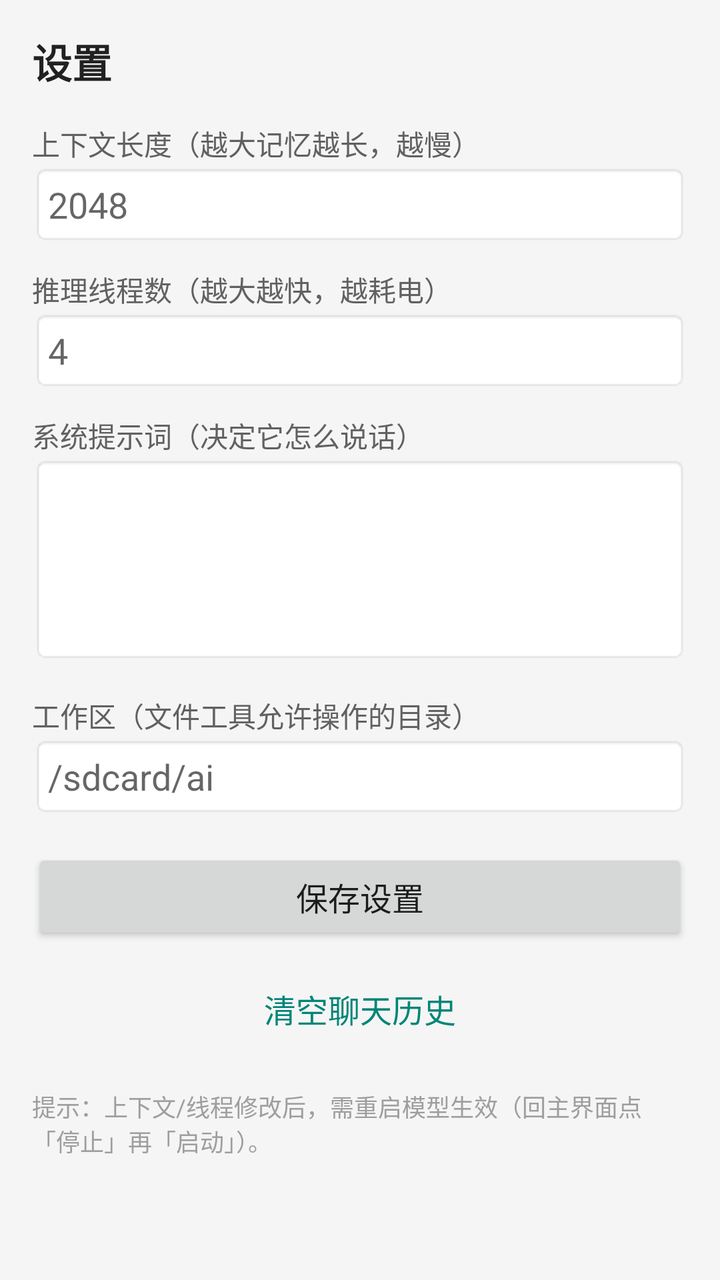
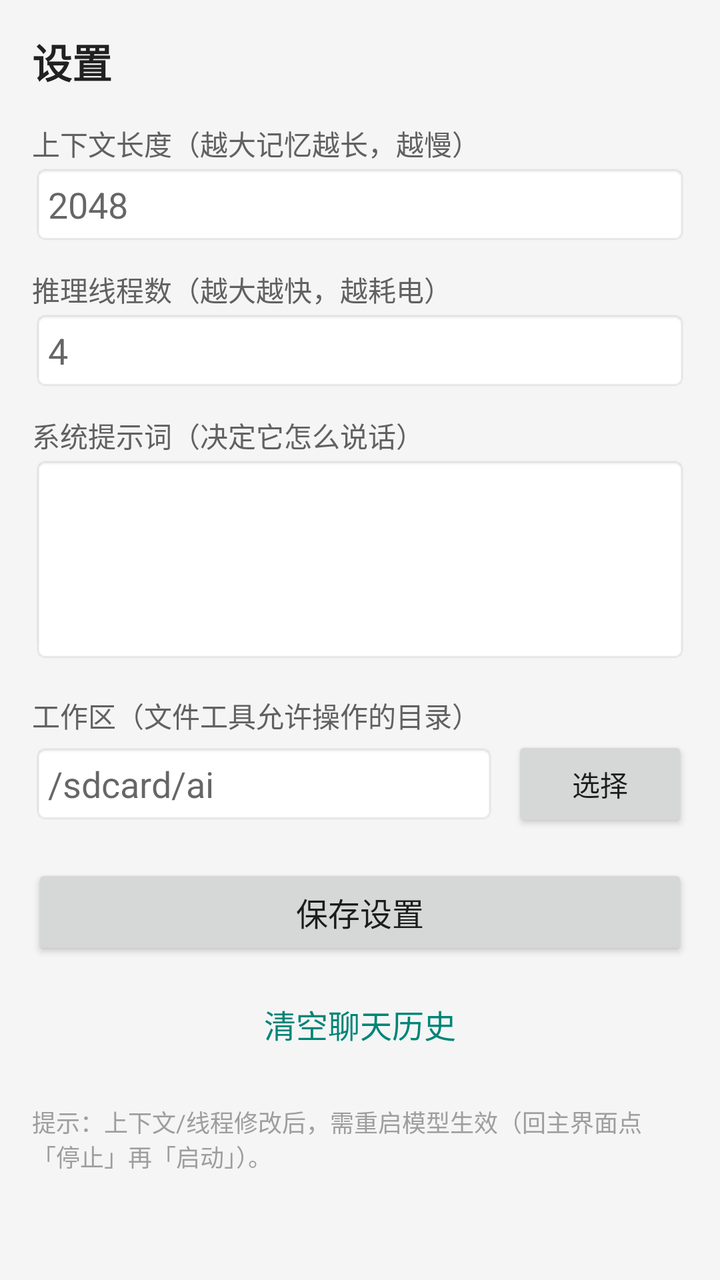

An Android layout rendered at two revisions. The XML below is the earlier revision; the diff shows what the commit changed to produce the second picture.
<!-- AndroidManifest.xml: application theme Theme.AppCompat.Light.NoActionBar -->
<!-- res/layout/activity_settings.xml -->
<?xml version="1.0" encoding="utf-8"?>
<ScrollView xmlns:android="http://schemas.android.com/apk/res/android"
    android:layout_width="match_parent"
    android:layout_height="match_parent"
    android:background="#F5F5F5">

    <LinearLayout
        android:layout_width="match_parent"
        android:layout_height="wrap_content"
        android:orientation="vertical"
        android:padding="16dp">

        <TextView
            android:layout_width="wrap_content"
            android:layout_height="wrap_content"
            android:text="设置"
            android:textSize="20sp"
            android:textStyle="bold"
            android:textColor="#212121"
            android:layout_marginBottom="16dp" />

        
        <TextView
            android:layout_width="wrap_content"
            android:layout_height="wrap_content"
            android:text="上下文长度（越大记忆越长，越慢）"
            android:textSize="14sp"
            android:textColor="#616161" />

        <EditText
            android:id="@+id/etCtx"
            android:layout_width="match_parent"
            android:layout_height="wrap_content"
            android:inputType="number"
            android:hint="2048"
            android:padding="8dp"
            android:layout_marginBottom="12dp"
            android:background="@android:drawable/editbox_background" />

        
        <TextView
            android:layout_width="wrap_content"
            android:layout_height="wrap_content"
            android:text="推理线程数（越大越快，越耗电）"
            android:textSize="14sp"
            android:textColor="#616161" />

        <EditText
            android:id="@+id/etThreads"
            android:layout_width="match_parent"
            android:layout_height="wrap_content"
            android:inputType="number"
            android:hint="4"
            android:padding="8dp"
            android:layout_marginBottom="12dp"
            android:background="@android:drawable/editbox_background" />

        
        <TextView
            android:layout_width="wrap_content"
            android:layout_height="wrap_content"
            android:text="系统提示词（决定它怎么说话）"
            android:textSize="14sp"
            android:textColor="#616161" />

        <EditText
            android:id="@+id/etPrompt"
            android:layout_width="match_parent"
            android:layout_height="wrap_content"
            android:inputType="textMultiLine"
            android:minLines="4"
            android:maxLines="8"
            android:gravity="top"
            android:padding="8dp"
            android:layout_marginBottom="16dp"
            android:background="@android:drawable/editbox_background" />

        
        <TextView
            android:layout_width="wrap_content"
            android:layout_height="wrap_content"
            android:text="工作区（文件工具允许操作的目录）"
            android:textSize="14sp"
            android:textColor="#616161" />

        <EditText
            android:id="@+id/etWorkspace"
            android:layout_width="match_parent"
            android:layout_height="wrap_content"
            android:inputType="text"
            android:hint="/sdcard/ai"
            android:padding="8dp"
            android:layout_marginBottom="16dp"
            android:background="@android:drawable/editbox_background" />

        
        <Button
            android:id="@+id/btnSave"
            android:layout_width="match_parent"
            android:layout_height="wrap_content"
            android:text="保存设置"
            android:textSize="16sp"
            android:layout_marginBottom="8dp" />

        
        <Button
            android:id="@+id/btnClearHistory"
            android:layout_width="match_parent"
            android:layout_height="wrap_content"
            android:text="清空聊天历史"
            android:textSize="16sp"
            style="?android:attr/buttonBarButtonStyle" />

        <TextView
            android:id="@+id/tvHint"
            android:layout_width="match_parent"
            android:layout_height="wrap_content"
            android:text="提示：上下文/线程修改后，需重启模型生效（回主界面点「停止」再「启动」）。"
            android:textSize="12sp"
            android:textColor="#9E9E9E"
            android:layout_marginTop="16dp" />

    </LinearLayout>
</ScrollView>
<!-- resources referenced by this layout -->
<resources>

</resources>

<!-- the commit's change to res/layout/activity_settings.xml (unified diff, before → after) -->
@@ -83,15 +83,30 @@
             android:textSize="14sp"
             android:textColor="#616161" />
 
-        <EditText
-            android:id="@+id/etWorkspace"
+        <LinearLayout
             android:layout_width="match_parent"
             android:layout_height="wrap_content"
-            android:inputType="text"
-            android:hint="/sdcard/ai"
-            android:padding="8dp"
-            android:layout_marginBottom="16dp"
-            android:background="@android:drawable/editbox_background" />
+            android:orientation="horizontal"
+            android:gravity="center_vertical"
+            android:layout_marginBottom="16dp">
+
+            <EditText
+                android:id="@+id/etWorkspace"
+                android:layout_width="0dp"
+                android:layout_height="wrap_content"
+                android:layout_weight="1"
+                android:inputType="text"
+                android:hint="/sdcard/ai"
+                android:padding="8dp"
+                android:background="@android:drawable/editbox_background" />
+
+            <Button
+                android:id="@+id/btnPickWorkspace"
+                android:layout_width="wrap_content"
+                android:layout_height="wrap_content"
+                android:text="选择"
+                android:layout_marginStart="8dp" />
+        </LinearLayout>
 
         
         <Button
